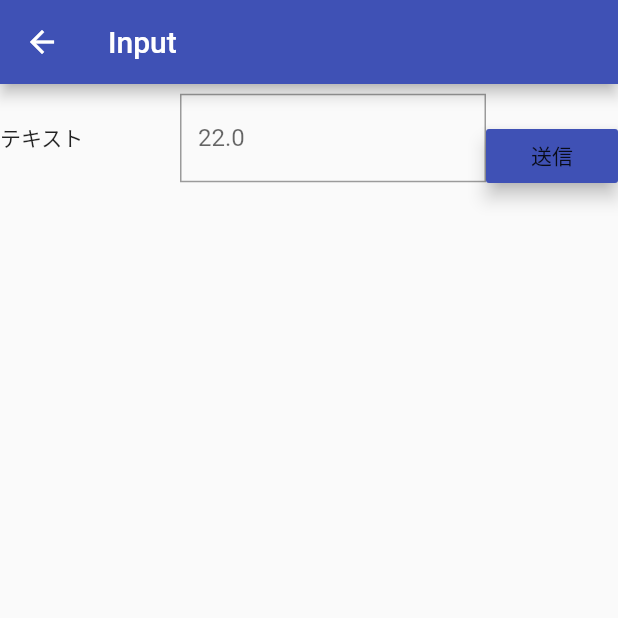
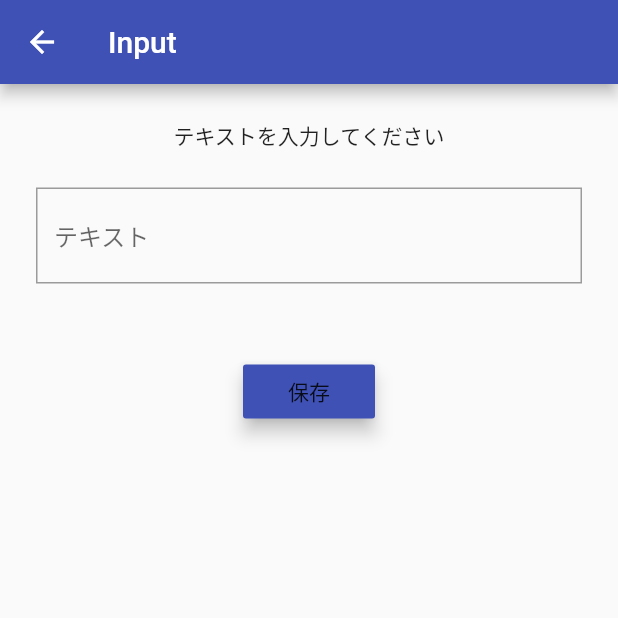
Before and after one commit to YukiYuki0508/TestApp, a Flutter app: the InputScreen screen opened by its route, on a phone screen of 412 x 824 dp, the top half of it. Run offline on Flutter 3.47's test engine with Material 2 defaults, Android fonts, the phone set to English and light mode, and no system bars; our stand-ins replace cloud_firestore, firebase_auth, firebase_core; accounts and stored records are empty.

Commit message:
Formのスタイル調整

```diff
--- a/lib/inputScreen.dart
+++ b/lib/inputScreen.dart
@@ -15,9 +15,13 @@ class InputScreen extends StatefulWidget {
 class _InputScreenState extends State<InputScreen> {
   final _formKey = GlobalKey<FormState>();
   String _text;
+  bool isSaved;
   @override
   void initState() {
     super.initState();
+    setState(() {
+      isSaved = false;
+    });
   }
 
   static void createUserData(currentUser, email) {
@@ -46,6 +50,9 @@ class _InputScreenState extends State<InputScreen> {
           "text": _text,
           "createdAt": DateTime.now(),
         })));
+    setState(() {
+      isSaved = true;
+    });
   }
 
   @override
@@ -56,17 +63,17 @@ class _InputScreenState extends State<InputScreen> {
         ),
         body: Form(
             key: _formKey,
-            child: Column(mainAxisSize: MainAxisSize.min, children: <Widget>[
-              Row(
-                crossAxisAlignment: CrossAxisAlignment.center,
+            child: Center(
+              child: Column(
                 children: <Widget>[
-                  SizedBox(
-                    width: 120.0,
+                  Padding(
+                      padding: EdgeInsets.only(top: 24.0),
                       child: Text(
-                      "テキスト",
-                    ),
-                  ),
-                  Expanded(
+                        "テキストを入力してください",
+                      )),
+                  Padding(
+                      padding: EdgeInsets.all(24.0),
+                      child: Expanded(
                         flex: 1,
                         child: TextFormField(
                             maxLines: 1,
@@ -75,7 +82,7 @@ class _InputScreenState extends State<InputScreen> {
                             autofocus: false,
                             decoration: InputDecoration(
                               errorMaxLines: 4,
-                          hintText: '22.0',
+                              hintText: 'テキスト',
                               border: OutlineInputBorder(
                                 borderRadius: const BorderRadius.all(
                                   const Radius.circular(0.0),
@@ -97,23 +104,35 @@ class _InputScreenState extends State<InputScreen> {
                                 _text = this._text;
                               });
                             }),
-                  ),
+                      )),
                   Padding(
                     padding: EdgeInsets.only(top: 24.0),
                     child: RaisedButton(
                       color: Theme.of(context).primaryColor,
                       elevation: 5.0,
-                      child: Text("送信"),
+                      child: Text("保存"),
                       // 送信ボタンクリック時の処理
                       onPressed: () {
                         // バリデーションチェック
+                        if (_formKey.currentState.validate()) {
                           _formKey.currentState.save();
                           onSave();
+                        }
                       },
                     ),
                   ),
+                  (isSaved == true)
+                      ? Padding(
+                          padding: EdgeInsets.only(top: 24.0),
+                          child: Text("保存されました"),
+                          // 送信ボタンクリック時の処理
+                        )
+                      : Container(
+                          width: 0,
+                          height: 0,
+                        )
                 ],
               ),
-            ])));
+            )));
   }
 }
```
Lines whose indentation alone changed are shown as unchanged.
